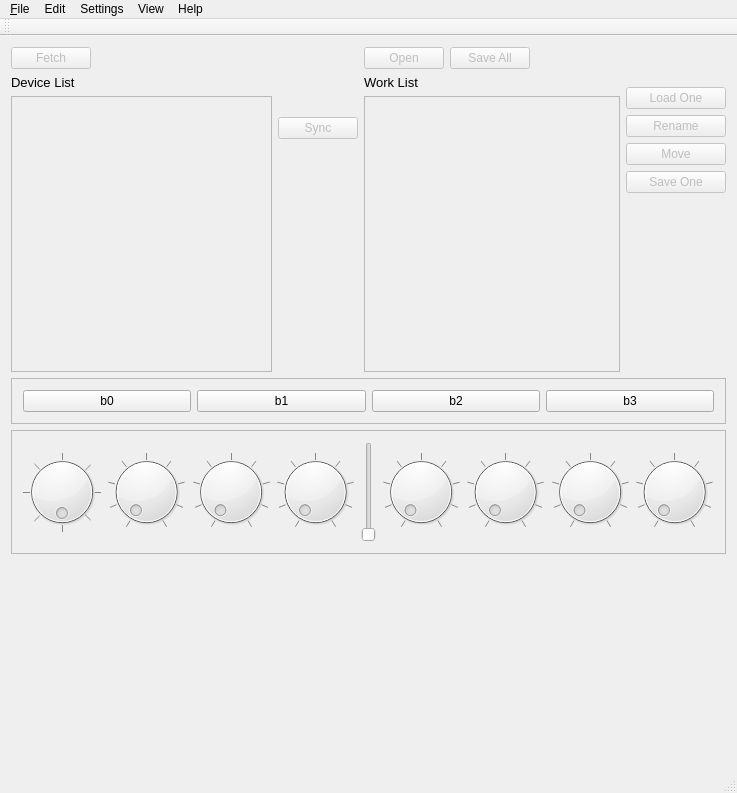
Above: spl/DcPresetLib.ui from strymon/spl before the change. Below: the same form after it.
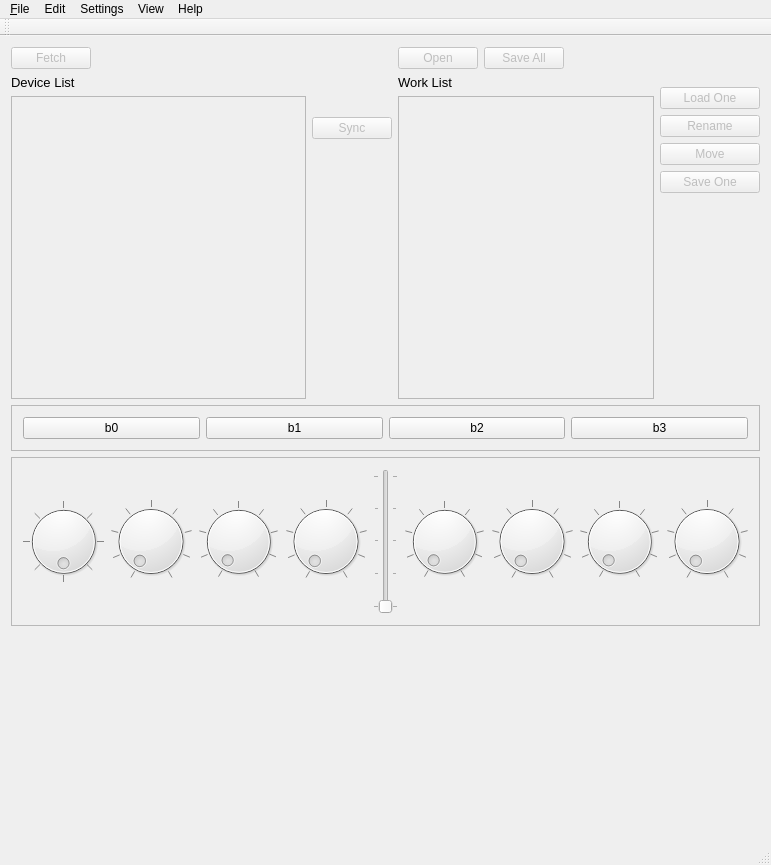
That is the form after the change. Icons and pictures are not drawn. Custom widgets are drawn as their Qt base class.

```diff
--- a/spl/DcPresetLib.ui
+++ b/spl/DcPresetLib.ui
@@ -6,8 +6,8 @@
    <rect>
     <x>0</x>
     <y>0</y>
-    <width>737</width>
-    <height>793</height>
+    <width>771</width>
+    <height>865</height>
    </rect>
   </property>
   <property name="windowTitle">
@@ -557,9 +557,18 @@
        </item>
        <item>
         <widget class="QSlider" name="vs0">
+         <property name="maximum">
+          <number>127</number>
+         </property>
          <property name="orientation">
           <enum>Qt::Vertical</enum>
          </property>
+         <property name="tickPosition">
+          <enum>QSlider::TicksBothSides</enum>
+         </property>
+         <property name="tickInterval">
+          <number>32</number>
+         </property>
         </widget>
        </item>
        <item>
@@ -676,7 +685,7 @@
     <rect>
      <x>0</x>
      <y>0</y>
-     <width>737</width>
+     <width>771</width>
      <height>21</height>
     </rect>
    </property>
@@ -822,6 +831,16 @@
    <header>DcConsoleForm.h</header>
    <container>1</container>
   </customwidget>
+  <customwidget>
+   <class>DcListWidget</class>
+   <extends>QListWidget</extends>
+   <header>DcListWidget.h</header>
+  </customwidget>
+  <customwidget>
+   <class>DcImgLabel</class>
+   <extends>QLabel</extends>
+   <header>DcImgLabel.h</header>
+  </customwidget>
  </customwidgets>
  <tabstops>
   <tabstop>fetchButton</tabstop>
```
Left out of the diff: 15 changed lines with no effect on the pictures.
